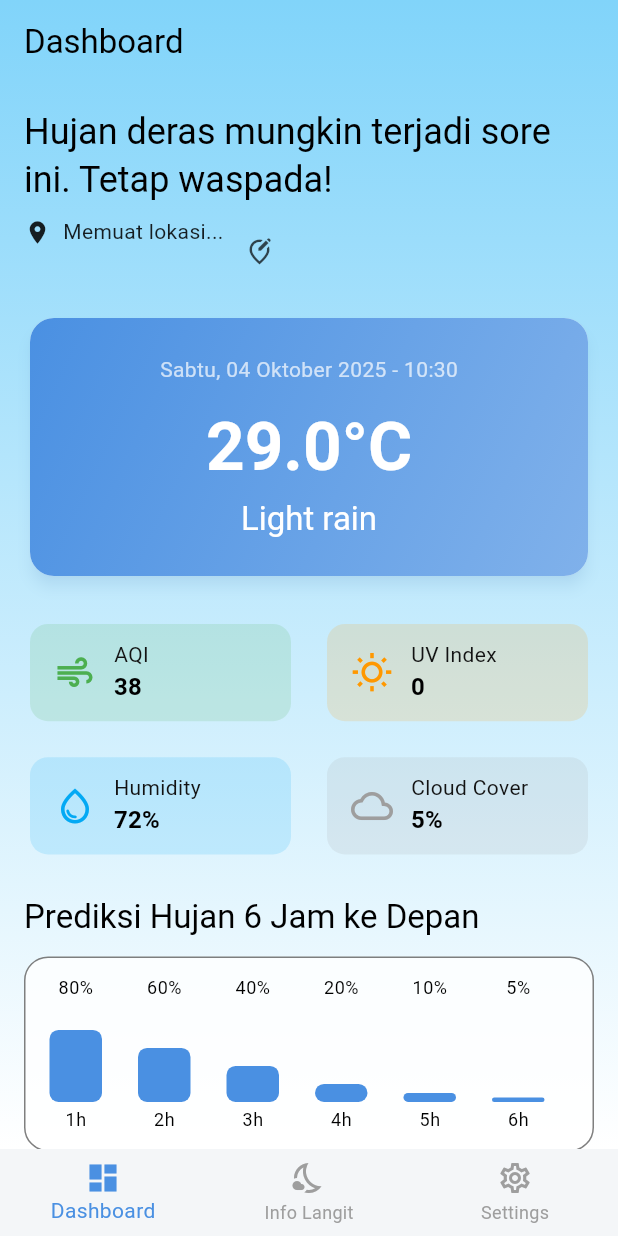
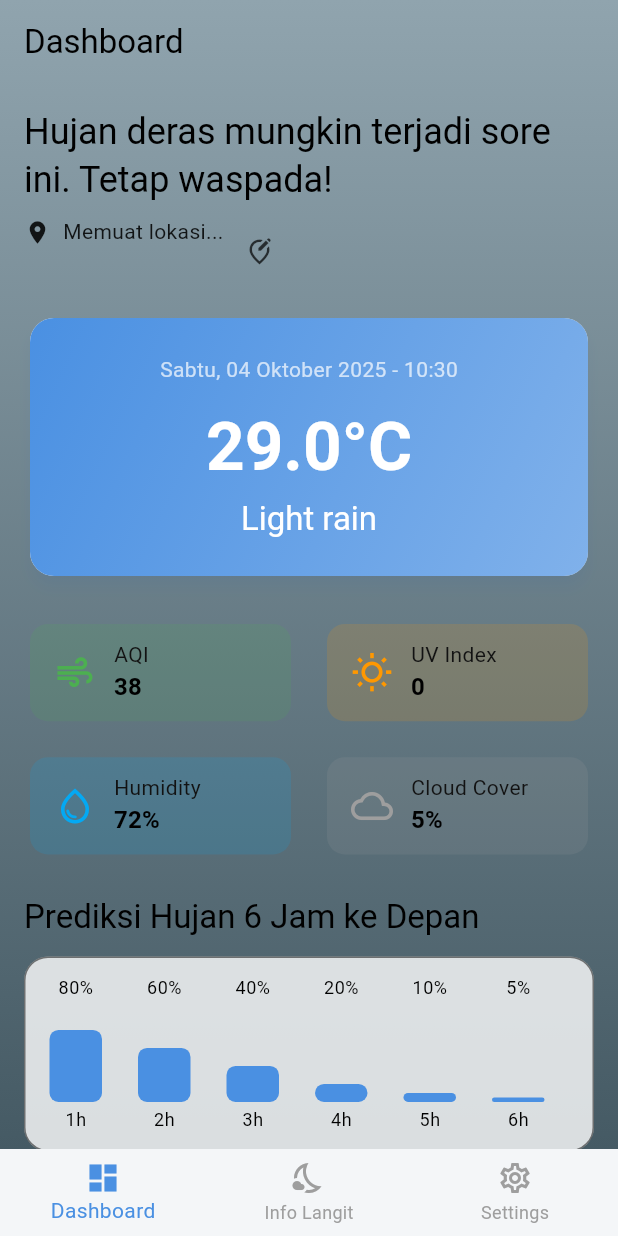
Before and after one commit to yuu740/titik-kondisi-app-weather, a Flutter app: the MainScreen screen opened directly, on a phone screen of 412 x 824 dp. Run offline on Flutter 3.47's test engine with Material 3 defaults, Android fonts, the phone set to English and light mode, and no system bars; our stand-ins replace geocoding, geolocator, permission_handler, shared_preferences; accounts and stored records are empty; statements that could not run were skipped.

Commit message:
fix (widget) : add the thunderstorm animation  and adjust many color

```diff
--- a/lib/widgets/weather_background.dart
+++ b/lib/widgets/weather_background.dart
@@ -1,10 +1,11 @@
+import 'dart:async';
 import 'dart:math';
 import 'package:flutter/material.dart';
 import 'package:provider/provider.dart';
 import '../constants/dummy_data.dart';
 import '../provider/theme_provider.dart';
 
-// Model untuk partikel hujan
+// Model untuk partikel hujan (Tidak ada perubahan)
 class RainParticle {
   late Offset position;
   late double speed;
@@ -26,7 +27,7 @@ class RainParticle {
   }
 }
 
-// Painter untuk Hujan
+// Painter untuk Hujan (Tidak ada perubahan)
 class RainPainter extends CustomPainter {
   final List<RainParticle> particles;
   final Animation<double> animation;
@@ -62,7 +63,7 @@ class RainPainter extends CustomPainter {
   bool shouldRepaint(covariant CustomPainter oldDelegate) => true;
 }
 
-// Model untuk Bintang Jatuh
+// Model untuk Bintang Jatuh (Tidak ada perubahan)
 class ShootingStar {
   late Offset position;
   late double speed;
@@ -88,7 +89,7 @@ class ShootingStar {
   }
 }
 
-// Painter untuk Bintang Jatuh
+// Painter untuk Bintang Jatuh (Tidak ada perubahan)
 class StarPainter extends CustomPainter {
   final List<ShootingStar> stars;
   final Animation<double> animation;
@@ -135,6 +136,31 @@ class StarPainter extends CustomPainter {
   bool shouldRepaint(covariant CustomPainter oldDelegate) => true;
 }
 
+// --- PERUBAHAN DIMULAI DARI SINI ---
+
+// BARU: Painter untuk efek kilat/petir
+class LightningPainter extends CustomPainter {
+  final double opacity;
+
+  LightningPainter({required this.opacity});
+
+  @override
+  void paint(Canvas canvas, Size size) {
+    if (opacity <= 0) return;
+    // Membuat kilatan putih di seluruh layar dengan opacity yang dianimasikan
+    final flashPaint = Paint()
+      ..color = Colors.white.withOpacity(opacity)
+      ..style = PaintingStyle.fill;
+    canvas.drawRect(Rect.fromLTWH(0, 0, size.width, size.height), flashPaint);
+  }
+
+  @override
+  bool shouldRepaint(covariant LightningPainter oldDelegate) {
+    // Hanya repaint jika opacity berubah
+    return oldDelegate.opacity != opacity;
+  }
+}
+
 // Widget Utama untuk Background
 class WeatherBackground extends StatefulWidget {
   const WeatherBackground({super.key});
@@ -147,6 +173,12 @@ class _WeatherBackgroundState extends State<WeatherBackground>
     with TickerProviderStateMixin {
   late AnimationController _rainController;
   late AnimationController _starController;
+
+  // BARU: Controller dan animasi untuk kilat
+  late AnimationController _lightningController;
+  late Animation<double> _lightningAnimation;
+  Timer? _lightningTimer; // Timer untuk memicu kilat secara periodik
+
   List<RainParticle> rainParticles = [];
   List<ShootingStar> shootingStars = [];
 
@@ -162,6 +194,33 @@ class _WeatherBackgroundState extends State<WeatherBackground>
       duration: const Duration(seconds: 2),
     )..repeat();
 
+    // BARU: Inisialisasi controller dan animasi kilat
+    _lightningController = AnimationController(
+      vsync: this,
+      duration: const Duration(milliseconds: 200), // Durasi kilat yang cepat
+    );
+    // Animasikan opacity dari 0 ke 0.6 (agak transparan) lalu kembali ke 0
+    _lightningAnimation = TweenSequence<double>([
+      TweenSequenceItem(tween: Tween(begin: 0.0, end: 0.6), weight: 1),
+      TweenSequenceItem(tween: Tween(begin: 0.6, end: 0.0), weight: 1),
+    ]).animate(_lightningController);
+
+    // BARU: Cek jika kondisi hujan deras untuk memulai timer kilat
+    final isHeavyRain =
+        DummyData.weatherCondition.toLowerCase() == 'heavy rain';
+    final isDarkMode =
+        Provider.of<ThemeProvider>(context, listen: false).themeMode ==
+        ThemeMode.dark;
+
+    if (isHeavyRain && isDarkMode) {
+      // Memicu kilat setiap 5-10 detik secara acak
+      _lightningTimer = Timer.periodic(const Duration(seconds: 5), (timer) {
+        if (mounted && (Random().nextBool() || Random().nextBool())) {
+          _lightningController.forward(from: 0.0);
+        }
+      });
+    }
+
     WidgetsBinding.instance.addPostFrameCallback((_) {
       final size = MediaQuery.of(context).size;
       rainParticles = List.generate(100, (_) => RainParticle(size));
@@ -174,27 +233,59 @@ class _WeatherBackgroundState extends State<WeatherBackground>
   void dispose() {
     _rainController.dispose();
     _starController.dispose();
+    _lightningController.dispose(); // Hapus controller kilat
+    _lightningTimer?.cancel(); // Hentikan timer
     super.dispose();
+  }
+
+  // BARU: Fungsi helper untuk memilih gradien latar belakang
+  LinearGradient _getBackgroundGradient(bool isDarkMode, bool isOvercast) {
+    if (isDarkMode) {
+      // Gradien untuk mode malam (tidak berubah)
+      return const LinearGradient(
+        colors: [Color(0xFF1a237e), Colors.black],
+        begin: Alignment.topCenter,
+        end: Alignment.bottomCenter,
+      );
+    } else {
+      if (isOvercast) {
+        // Gradien BARU untuk kondisi mendung/hujan di siang hari
+        return LinearGradient(
+          colors: [Colors.blueGrey.shade300, Colors.blueGrey.shade700],
+          begin: Alignment.topCenter,
+          end: Alignment.bottomCenter,
+        );
+      } else {
+        // Gradien cerah untuk siang hari (default)
+        return LinearGradient(
+          colors: [Colors.lightBlue.shade200, Colors.white],
+          begin: Alignment.topCenter,
+          end: Alignment.bottomCenter,
+        );
+      }
+    }
   }
 
   @override
   Widget build(BuildContext context) {
     final themeProvider = Provider.of<ThemeProvider>(context);
     final isDarkMode = themeProvider.themeMode == ThemeMode.dark;
-    final isRaining = DummyData.weatherCondition.toLowerCase().contains('rain');
+
+    // Memperbarui logika kondisi cuaca
+    final weatherCondition = DummyData.weatherCondition.toLowerCase();
+    final isRaining = weatherCondition.contains('rain');
+    final isHeavyRain = weatherCondition == 'heavy rain';
+    final isCloudy = weatherCondition == 'cloudy';
+    final isOvercast =
+        isRaining ||
+        isCloudy; // Kondisi dianggap mendung jika hujan atau berawan
 
     return Stack(
       children: [
-        // Gradien Latar Belakang
+        // Gradien Latar Belakang yang Dinamis
         Container(
           decoration: BoxDecoration(
-            gradient: LinearGradient(
-              colors: isDarkMode
-                  ? [const Color(0xFF1a237e), Colors.black]
-                  : [Colors.lightBlue.shade200, Colors.white],
-              begin: Alignment.topCenter,
-              end: Alignment.bottomCenter,
-            ),
+            gradient: _getBackgroundGradient(isDarkMode, isOvercast),
           ),
         ),
         // Animasi Hujan
@@ -215,6 +306,18 @@ class _WeatherBackgroundState extends State<WeatherBackground>
             ),
             child: Container(),
           ),
+
+        // BARU: Animasi Kilat
+        if (isDarkMode && isHeavyRain)
+          AnimatedBuilder(
+            animation: _lightningAnimation,
+            builder: (context, child) {
+              return CustomPaint(
+                painter: LightningPainter(opacity: _lightningAnimation.value),
+                child: Container(),
+              );
+            },
+          ),
       ],
     );
   }
```
